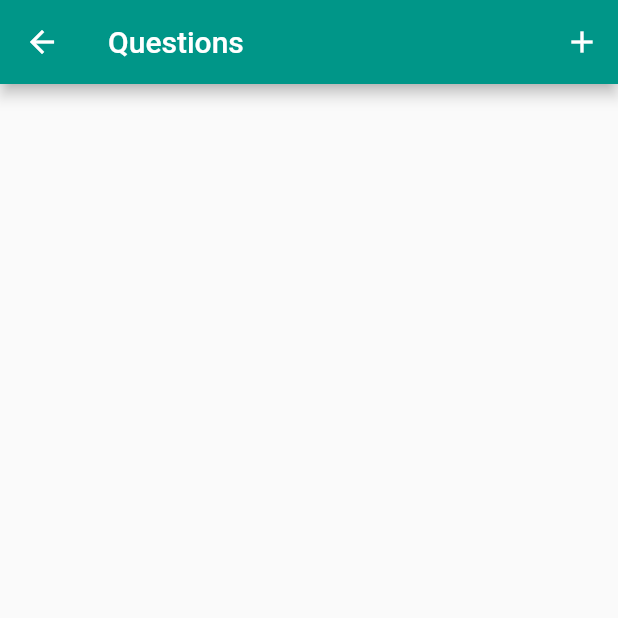
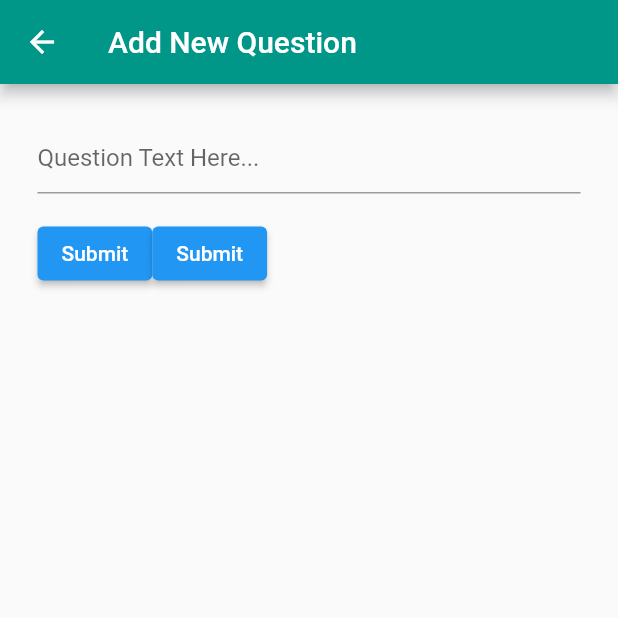
Before and after one commit to JobInterviewPractice/job_interview_practice, a Flutter app: the QuestionsPage screen opened by its route, after a tap on the "add" icon, on a phone screen of 412 x 824 dp, the top half of it. Run offline on Flutter 3.47's test engine with Material 2 defaults, Android fonts, the light colour scheme and no system bars; our stand-ins replace bloc, camera, chewie, cloud_firestore, dartz, equatable and 10 more; accounts and stored records are empty; generated files the repository leaves out were written again.

Commit message:
add question_add router

```diff
--- a/lib/feature/main/presentation/main_page.dart
+++ b/lib/feature/main/presentation/main_page.dart
@@ -1,9 +1,9 @@
 import 'package:flutter/material.dart';
-import 'package:job_interview_practice/core/presentation/common_widgets/appBar.dart';
 import 'package:job_interview_practice/feature/edit/presentation/pages/edit_page.dart';
 import 'package:job_interview_practice/feature/home/presentation/home_page.dart';
 import 'package:job_interview_practice/feature/login/presentation/pages/sign_up_page.dart';
 import 'package:job_interview_practice/feature/question/presentation/pages/questions_page.dart';
+import 'package:job_interview_practice/feature/question/presentation/pages/question_add_page.dart';
 import 'package:job_interview_practice/feature/recordings/presentation/pages/recordings_page.dart';
 import 'package:job_interview_practice/feature/setting/presentation/pages/setting_page.dart';
 import 'package:job_interview_practice/feature/splash/presentation/pages/splash_page.dart';
@@ -40,6 +40,8 @@ class _MyAppState extends State<MyApp> {
             return _material(SignUpPage());
           case '/questions_page':
             return _material(QuestionsPage());
+          case '/questions_paga/add_question':
+            return _material(QuestionAddPage());
           case '/':
             return _material(SplashPage());
           default:
@@ -49,5 +51,6 @@ class _MyAppState extends State<MyApp> {
     );
   }
 
-  static MaterialPageRoute _material(dynamic it) => MaterialPageRoute(builder: (_) => it);
+  static MaterialPageRoute _material(dynamic it) =>
+      MaterialPageRoute(builder: (_) => it);
 }
--- /dev/null
+++ b/lib/feature/question/presentation/pages/question_add_page.dart
@@ -0,0 +1,67 @@
+import 'package:flutter/material.dart';
+import 'package:job_interview_practice/core/presentation/common_widgets/appBar.dart';
+
+class QuestionAddPage extends StatelessWidget {
+  @override
+  Widget build(BuildContext context) {
+    final _formKey = GlobalKey<FormState>();
+
+    return Scaffold(
+      appBar: MyAppBar(appBarTitle: "Add New Question"),
+      body: Container(
+        padding: EdgeInsets.all(25),
+        color: Color.fromRGBO(250, 250, 250, 0.5),
+        child: Column(
+          children: [
+            Form(
+              key: _formKey,
+              child: Column(
+                crossAxisAlignment: CrossAxisAlignment.start,
+                children: <Widget>[
+                  TextFormField(
+                    decoration: const InputDecoration(
+                      hintText: 'Question Text Here...',
+                    ),
+                    validator: (value) {
+                      if (value.isEmpty) {
+                        return 'Please enter some text';
+                      }
+                      return null;
+                    },
+                  ),
+                  Padding(
+                    padding: const EdgeInsets.symmetric(vertical: 16.0),
+                    child: Row(
+                      children: [
+                        ElevatedButton(
+                          onPressed: () {
+                            // Validate will return true if the form is valid, or false if
+                            // the form is invalid.
+                            if (_formKey.currentState.validate()) {
+                              // Process data.
+                            }
+                          },
+                          child: Text('Submit'),
+                        ),
+                        ElevatedButton(
+                          onPressed: () {
+                            // Validate will return true if the form is valid, or false if
+                            // the form is invalid.
+                            if (_formKey.currentState.validate()) {
+                              // Process data.
+                            }
+                          },
+                          child: Text('Submit'),
+                        ),
+                      ],
+                    ),
+                  ),
+                ],
+              ),
+            ),
+          ],
+        ),
+      ),
+    );
+  }
+}
--- a/lib/feature/question/presentation/pages/questions_page.dart
+++ b/lib/feature/question/presentation/pages/questions_page.dart
@@ -4,6 +4,7 @@ import 'package:flutter_rating_bar/flutter_rating_bar.dart';
 import 'package:job_interview_practice/dependencies.dart';
 import 'package:job_interview_practice/feature/question/data/models/questions_user_model.dart';
 import 'package:job_interview_practice/feature/question/presentation/bloc/question_bloc.dart';
+import 'package:job_interview_practice/feature/question/presentation/pages/question_add_page.dart';
 
 class QuestionsPage extends StatelessWidget {
   @override
@@ -15,10 +16,20 @@ class QuestionsPage extends StatelessWidget {
             backgroundColor: Colors.teal,
             title: Text('Questions'),
             actions: [
-            IconButton(icon: Icon(Icons.add), onPressed: () {
+              IconButton(
+                icon: Icon(Icons.add),
+                onPressed: () {
                   // TODO Motoyuki
                   // TODO open new page to add new question
-            },)
+
+                  Navigator.push(
+                    context,
+                    MaterialPageRoute(
+                      builder: (context) => QuestionAddPage(),
+                    ),
+                  );
+                },
+              )
             ],
           ),
           body: Builder(
@@ -37,11 +48,9 @@ class QuestionsPage extends StatelessWidget {
                 return Center(
                   child: CircularProgressIndicator(),
                 );
-              }
-            );
+              });
             },
-        )
-      ),
+          )),
     );
   }
 }
@@ -55,7 +64,10 @@ class PostWidget extends StatelessWidget {
   Widget build(BuildContext context) {
     return InkWell(
       child: Container(
-        decoration: BoxDecoration(color: Colors.white, borderRadius: BorderRadius.circular(12), boxShadow: [
+        decoration: BoxDecoration(
+            color: Colors.white,
+            borderRadius: BorderRadius.circular(12),
+            boxShadow: [
               BoxShadow(
                 color: Colors.grey.withOpacity(0.5),
                 spreadRadius: 5,
@@ -88,7 +100,8 @@ class PostWidget extends StatelessWidget {
                             Expanded(
                               child: Text(
                                 model.userModel.name,
-                                style: TextStyle(fontSize: 16, fontWeight: FontWeight.w600),
+                                style: TextStyle(
+                                    fontSize: 16, fontWeight: FontWeight.w600),
                               ),
                             ),
                             SizedBox(
@@ -110,7 +123,8 @@ class PostWidget extends StatelessWidget {
               ),
             ),
             Padding(
-              padding: const EdgeInsets.only(top: 4, left: 16, right: 16, bottom: 2),
+              padding:
+                  const EdgeInsets.only(top: 4, left: 16, right: 16, bottom: 2),
               child: Text(
                 "Question text:",
                 style: TextStyle(fontWeight: FontWeight.w700),
@@ -123,7 +137,10 @@ class PostWidget extends StatelessWidget {
             Padding(
               padding: const EdgeInsets.only(left: 16, right: 16, bottom: 8),
               child: RatingBarIndicator(
-                itemBuilder: (_, __) => Icon(Icons.star, color: Colors.amber,),
+                itemBuilder: (_, __) => Icon(
+                  Icons.star,
+                  color: Colors.amber,
+                ),
                 itemCount: 5,
                 itemSize: 16,
                 rating: model.questionModel.rate,
```
Lines whose indentation alone changed are shown as unchanged.
